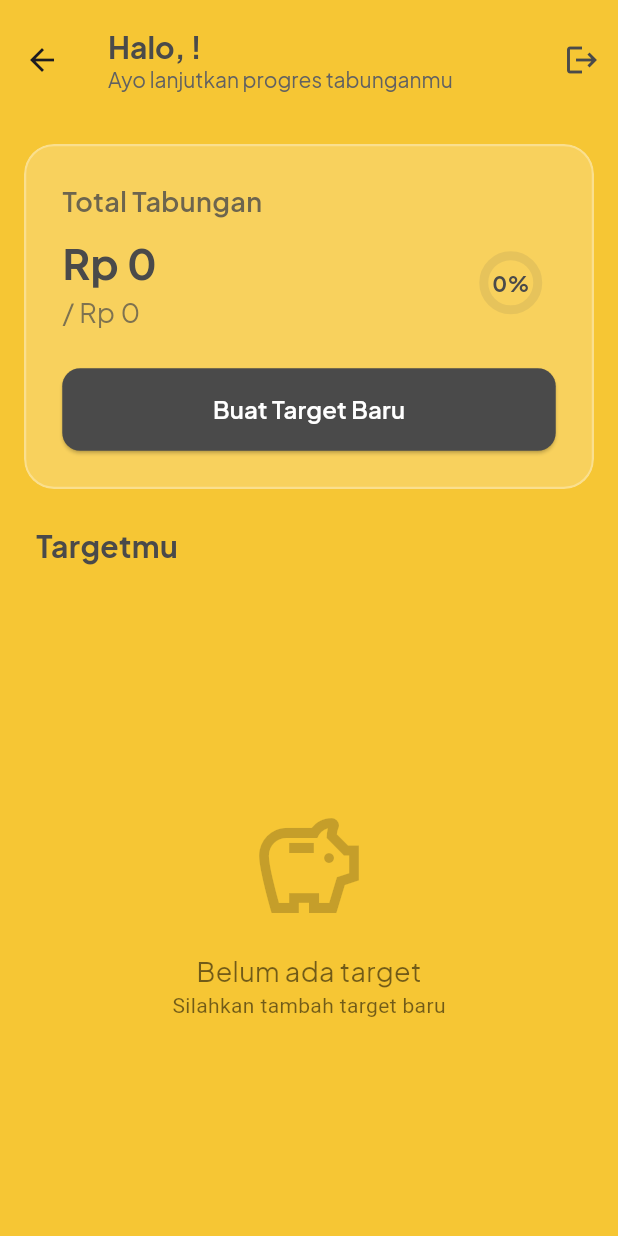
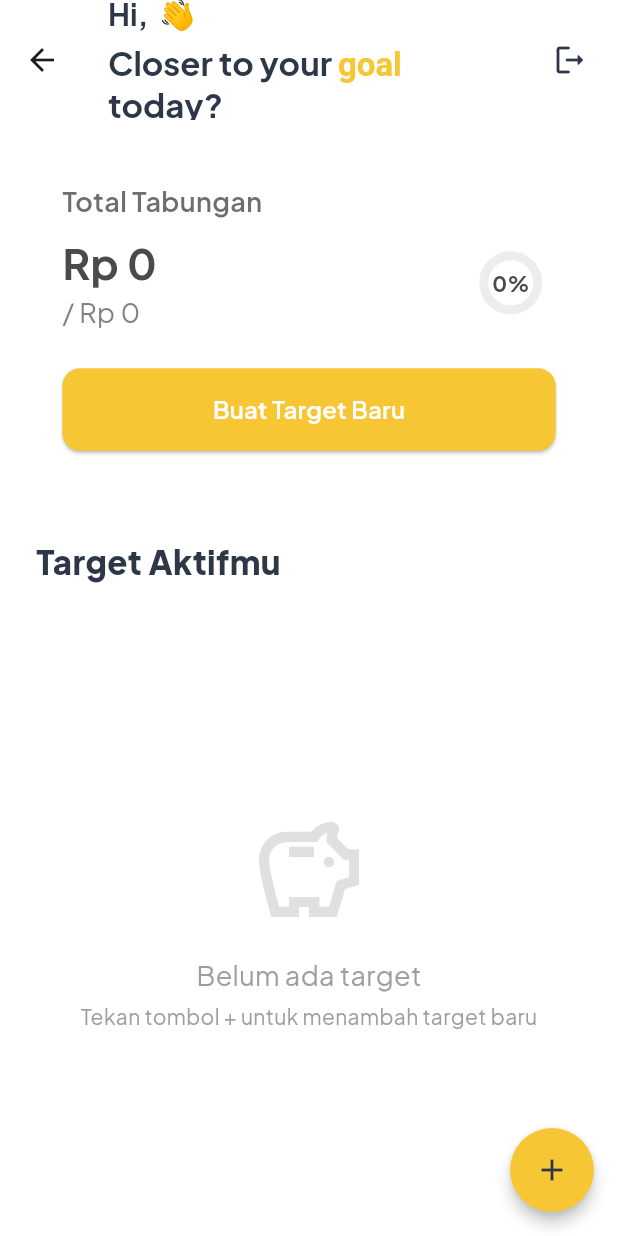
Before and after one commit to Faizpi/TargetKu, a Flutter app: the HomeScreen screen opened directly, on a phone screen of 412 x 824 dp. Run offline on Flutter 3.47's test engine with Material 3 defaults, Android fonts, the phone set to English and light mode, and no system bars; our stand-ins replace animate_do, cloud_firestore, firebase_auth, firebase_core, google_fonts, google_sign_in; missing offline and left inert: firebase_app_check; accounts and stored records are empty; generated files the repository leaves out were written again.

Commit message:
fix home, add, detail

```diff
--- a/lib/screens/home_screen.dart
+++ b/lib/screens/home_screen.dart
@@ -1,3 +1,4 @@
+// lib/screens/home_screen.dart
 import 'package:cloud_firestore/cloud_firestore.dart';
 import 'package:firebase_auth/firebase_auth.dart';
 import 'package:flutter/material.dart';
@@ -19,24 +20,27 @@ class HomeScreen extends StatefulWidget {
 class _HomeScreenState extends State<HomeScreen> {
   void _showSuccessNotification(
       {required String title, required String message}) {
-    final overlay = Overlay.of(context);
+    final overlay = Navigator.of(context).overlay;
     OverlayEntry? overlayEntry;
     overlayEntry = OverlayEntry(
-      builder: (context) => Positioned(
-        top: MediaQuery.of(context).padding.top + 16,
-        left: 0,
-        right: 0,
+      builder: (context) => SafeArea(
+        child: Align(
+          alignment: Alignment.bottomCenter,
           child: Material(
             color: Colors.transparent,
             child: SlideTransitionNotification(
               title: title,
               message: message,
-            onRemove: () => overlayEntry?.remove(),
+              onRemove: () {
+                overlayEntry?.remove();
+              },
+            ),
           ),
         ),
       ),
     );
-    overlay.insert(overlayEntry);
+
+    overlay?.insert(overlayEntry);
   }
 
   Future<void> _navigateAndAddNewTarget() async {
@@ -52,32 +56,50 @@ class _HomeScreenState extends State<HomeScreen> {
   @override
   Widget build(BuildContext context) {
     final User? user = FirebaseAuth.instance.currentUser;
-    const Color darkColor = Color(0xFF4A4A4A);
+    const Color darkColor = Color(0xFF2D3748);
+    const Color accentColor = Color(0xFFF6C634);
+    const Color backgroundColor = Color.fromARGB(255, 255, 255, 255);
 
     return Scaffold(
-      backgroundColor: const Color(0xFFF6C634),
+      backgroundColor: backgroundColor,
       appBar: AppBar(
         title: Column(
           crossAxisAlignment: CrossAxisAlignment.start,
           children: [
-            Text('Halo, ${user?.displayName ?? 'Pengguna'}!',
+            Text(
+                'Hi, ${user?.displayName ?? 'Pengguna'} 👋',
                 style: GoogleFonts.plusJakartaSans(
-                    fontSize: 20,
-                    fontWeight: FontWeight.bold,
-                    color: darkColor)),
-            Text('Ayo lanjutkan progres tabunganmu',
+                    fontSize: 20, color: darkColor, fontWeight: FontWeight.w700),
+              ),
+              const SizedBox(height: 4),
+              RichText(
+                text: TextSpan(
                   style: GoogleFonts.plusJakartaSans(
-                    fontSize: 14, color: Colors.grey[700])),
+                      fontSize: 22,
+                      fontWeight: FontWeight.w700,
+                      color: darkColor),
+                  children: const [
+                    TextSpan(text: 'Closer to your '),
+                    TextSpan(
+                        text: 'goal',
+                        style: TextStyle(color: accentColor)),
+                    TextSpan(text: ' today?'),
                   ],
                 ),
-        backgroundColor: const Color(0xFFF6C634),
+              ),
+          ],
+        ),
+        backgroundColor: backgroundColor,
         elevation: 0,
         toolbarHeight: 80,
         actions: [
-          IconButton(
-            icon: const Icon(Icons.logout, color: darkColor),
+          Padding(
+            padding: const EdgeInsets.only(right: 8.0),
+            child: IconButton(
+              icon: const Icon(Icons.logout_rounded, color: darkColor),
               onPressed: () => AuthService().signOut(),
               tooltip: 'Logout',
+            ),
           ),
         ],
       ),
@@ -85,72 +107,87 @@ class _HomeScreenState extends State<HomeScreen> {
         stream: FirestoreService().getTargetsStream(),
         builder: (context, snapshot) {
           if (snapshot.connectionState == ConnectionState.waiting) {
-            return const Center(child: CircularProgressIndicator(color: Colors.white));
+            return const Center(child: CircularProgressIndicator(color: darkColor));
           }
 
           List<TargetModel> targets = snapshot.data?.docs
               .map((doc) => TargetModel.fromFirestore(doc))
-              .toList() ?? [];
+              .toList() ??
+              [];
 
           double totalCurrentAmount =
               targets.fold(0.0, (sum, target) => sum + target.currentAmount);
           double totalTargetAmount =
               targets.fold(0.0, (sum, target) => sum + target.targetAmount);
 
-          return Padding(
-            padding: const EdgeInsets.symmetric(horizontal: 16.0),
-            child: Column(
-              crossAxisAlignment: CrossAxisAlignment.start,
-              children: [
-                const SizedBox(height: 16),
-                TotalSavingsCard(
+          return CustomScrollView(
+            slivers: [
+              SliverPadding(
+                padding: const EdgeInsets.fromLTRB(16, 16, 16, 0),
+                sliver: SliverToBoxAdapter(
+                  child: TotalSavingsCard(
                     totalCurrentAmount: totalCurrentAmount,
                     totalTargetAmount: totalTargetAmount,
                     onAddNewTargetPressed: _navigateAndAddNewTarget,
                   ),
-                const SizedBox(height: 24),
-                Padding(
-                  padding: const EdgeInsets.only(left: 8.0),
-                  child: Text('Targetmu',
+                ),
+              ),
+              SliverPadding(
+                padding: const EdgeInsets.fromLTRB(24, 32, 24, 16),
+                sliver: SliverToBoxAdapter(
+                  child: Text('Target Aktifmu',
                       style: GoogleFonts.plusJakartaSans(
-                          fontSize: 20,
-                          fontWeight: FontWeight.w700,
+                          fontSize: 22,
+                          fontWeight: FontWeight.w800,
                           color: darkColor)),
                 ),
-                const SizedBox(height: 16),
-                Expanded(
-                  child: targets.isEmpty
-                      ? Center(
+              ),
+              if (targets.isEmpty)
+                SliverFillRemaining(
+                  child: Center(
                     child: Column(
                       mainAxisAlignment: MainAxisAlignment.center,
                       children: [
                         Icon(Icons.savings_outlined,
-                                  size: 80, color: Colors.black.withOpacity(0.2)),
+                            size: 80, color: Colors.grey[300]),
                         const SizedBox(height: 16),
                         Text('Belum ada target',
                             style: GoogleFonts.plusJakartaSans(
-                                      fontSize: 18, color: Colors.black54)),
-                              const Text(
-                                  'Silahkan tambah target baru',
-                                  style: TextStyle(color: Colors.black54)),
+                                fontSize: 18, color: Colors.grey)),
+                        const SizedBox(height: 4),
+                        Text('Tekan tombol + untuk menambah target baru',
+                            style:
+                                GoogleFonts.plusJakartaSans(color: Colors.grey)),
                       ],
                     ),
+                  ),
                 )
-                      : ListView.builder(
-                          padding: const EdgeInsets.only(bottom: 80),
-                          itemCount: targets.length,
-                          itemBuilder: (context, index) {
+              else
+                SliverPadding(
+                  padding: const EdgeInsets.fromLTRB(16, 0, 16, 80),
+                  sliver: SliverList(
+                    delegate: SliverChildBuilderDelegate(
+                      (context, index) {
                         return TargetCard(
                           target: targets[index],
                           showNotification: _showSuccessNotification,
                         );
                       },
+                      childCount: targets.length,
+                    ),
                   ),
                 ),
             ],
-            ),
           );
         },
+      ),
+      floatingActionButton: FloatingActionButton(
+        onPressed: _navigateAndAddNewTarget,
+        backgroundColor: accentColor,
+        foregroundColor: darkColor,
+        elevation: 4,
+        shape: const CircleBorder(),
+        child: const Icon(Icons.add),
       ),
     );
   }
--- a/lib/widgets/home_cards.dart
+++ b/lib/widgets/home_cards.dart
@@ -116,7 +116,7 @@ class TotalSavingsCard extends StatelessWidget {
                 child: ElevatedButton(
                   onPressed: onAddNewTargetPressed,
                   style: ElevatedButton.styleFrom(
-                    backgroundColor: darkColor,
+                    backgroundColor: const Color(0xFFF6C634),
                     shape: RoundedRectangleBorder(
                         borderRadius: BorderRadius.circular(12)),
                     padding: const EdgeInsets.symmetric(vertical: 16),
```
Also changed, not shown: lib/screens/add_target_screen.dart (+32 -14 lines), lib/screens/target_detail_screen.dart (+70 -29 lines), lib/widgets/custom_notification.dart (+11 -7 lines). Lines whose indentation alone changed are shown as unchanged.
